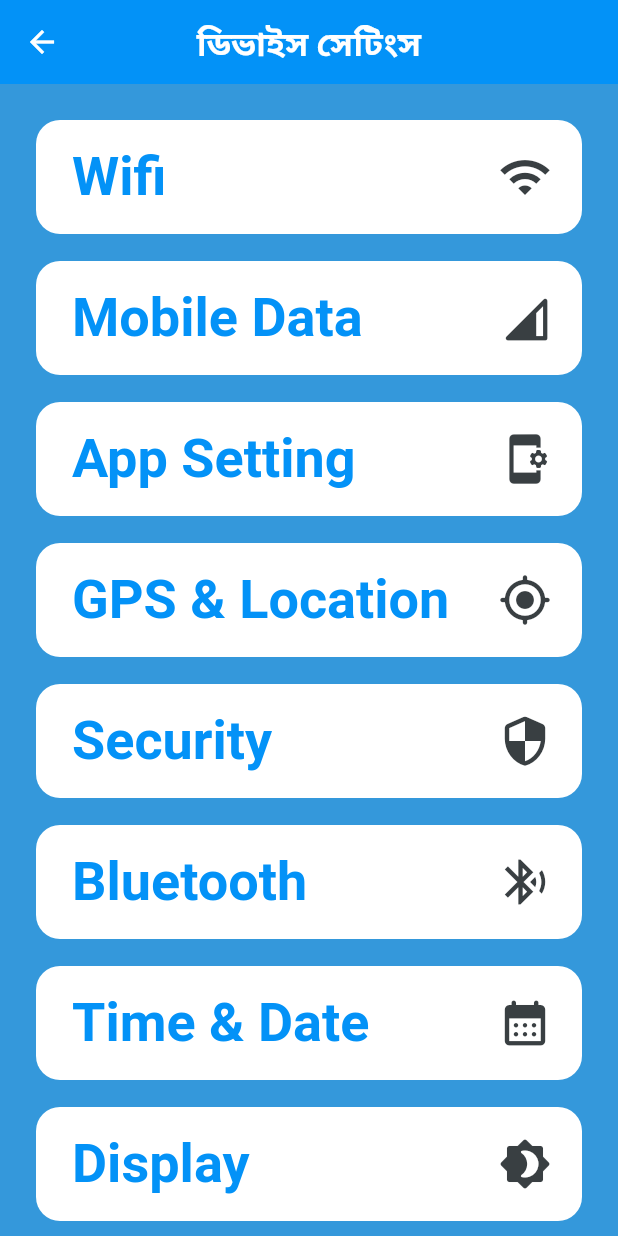
After one commit to sadik5397/hi_society_device, a Flutter app: the screen it shows after launch, after a tap on the "settings" icon, on a phone screen of 412 x 824 dp. The commit adds this screen. Run offline on Flutter 3.47's test engine with Material 2 defaults, Android fonts, the phone set to English and light mode, and no system bars; our stand-ins replace cached_network_image, dropdown_button2, firebase_core, firebase_messaging, flutter_image_compress, flutter_phoenix and 7 more; missing offline and left inert: app_settings, flutter_beep, flutter_ringtone_player, phone_number, qr_code_scanner, zego_uikit_prebuilt_call; accounts and stored records are empty; network calls fail.

Commit message:
Added as a default system App

```diff
--- a/lib/api/i18n.dart
+++ b/lib/api/i18n.dart
@@ -22,6 +22,7 @@ String i18n_utilityContacts(bool isBN) => isBN ? 'জরুরী কাজে
 String i18n_residents(bool isBN) => isBN ? 'বসবাসকারী' : 'Residents';
 String i18n_tapSwitchGuard(bool isBN) => isBN ? 'গার্ড প্রোফাইলে যেতে ক্লিক করুন' : 'Tap to switch Guard profile';
 String i18n_deActiveDevice(bool isBN) => isBN ? 'ডিএক্টিভেট ডিভাইস' : 'Deactivate Device';
+String i18n_systemSettings(bool isBN) => isBN ? 'ডিভাইস সেটিংস' : 'System Settings';
 String i18n_switchProfile(bool isBN) => isBN ? 'গার্ড প্রোফাইল পরিবর্তন করুন' : 'Switch Guard Profile';
 //endregion
 
--- a/lib/component/dialogue_box.dart
+++ b/lib/component/dialogue_box.dart
@@ -9,6 +9,7 @@ import 'package:hi_society_device/component/page_navigation.dart';
 import 'package:hi_society_device/component/snack_bar.dart';
 import 'package:hi_society_device/theme/placeholder.dart';
 import 'package:hi_society_device/views/home.dart';
+import 'package:hi_society_device/views/system/system_setting.dart';
 import 'package:http/http.dart' as http;
 import 'package:shared_preferences/shared_preferences.dart';
 import '../api/api.dart';
@@ -76,8 +77,6 @@ class _SwitchGuardUserState extends State<SwitchGuardUser> {
                 padding: EdgeInsets.symmetric(vertical: primaryPaddingValue * 2, horizontal: primaryPaddingValue * 2),
                 decoration: BoxDecoration(color: trueWhite, borderRadius: primaryBorderRadius * 2),
                 child: Column(mainAxisSize: MainAxisSize.min, crossAxisAlignment: CrossAxisAlignment.center, children: [
-                  // SelectableText(guardList.toString(), style: TextStyle(color: trueBlack)),
-                  // SelectableText(guardList.length.toString(), style: TextStyle(color: trueBlack)),
                   if (guardList.isNotEmpty)
                     Padding(
                         padding: EdgeInsets.only(bottom: primaryPaddingValue * 1.5),
@@ -143,7 +142,10 @@ class _SwitchGuardUserState extends State<SwitchGuardUser> {
                             Container(alignment: Alignment.center, width: MediaQuery.of(context).size.width / 2 - primaryPaddingValue * 8.4, height: 56, child: const Text("বাংলা", textAlign: TextAlign.center)),
                           ]))),
                   Padding(
-                      padding: EdgeInsets.fromLTRB(primaryPaddingValue * 2, primaryPaddingValue * 1.5, primaryPaddingValue * 2, primaryPaddingValue),
+                      padding: EdgeInsets.fromLTRB(primaryPaddingValue * 2, primaryPaddingValue * 1.5, primaryPaddingValue * 2, 0),
+                      child: primaryButton(icon: Icons.settings, primary: false, context: context, title: i18n_systemSettings(isBN), onTap: () => route(context, SystemSettings(isBN: isBN)))),
+                  Padding(
+                      padding: EdgeInsets.fromLTRB(primaryPaddingValue * 2, primaryPaddingValue, primaryPaddingValue * 2, primaryPaddingValue),
                       child: primaryButton(icon: Icons.lock_clock_rounded, primary: false, context: context, title: i18n_deActiveDevice(isBN), onTap: widget.onSignOut)),
                 ]))));
   }
--- /dev/null
+++ b/lib/component/system_setting_tile.dart
@@ -0,0 +1,22 @@
+import 'package:flutter/material.dart';
+import '../theme/border_radius.dart';
+import '../theme/colors.dart';
+import '../theme/padding_margin.dart';
+
+Padding systemSettingTile({required VoidCallback onTap, required BuildContext context, required String title, required IconData icon}) {
+  return Padding(
+      padding: EdgeInsets.only(bottom: primaryPaddingValue * 1.5),
+      child: Material(
+          borderRadius: primaryBorderRadius,
+          color: trueWhite,
+          child: InkWell(
+              borderRadius: primaryBorderRadius,
+              splashColor: trueBlack.withOpacity(.1),
+              onTap: onTap,
+              child: Container(
+                  padding: primaryPadding.copyWith(left: primaryPaddingValue * 2),
+                  child: Row(children: [
+                    Expanded(child: Text(title, style: Theme.of(context).textTheme.displaySmall?.copyWith(fontWeight: FontWeight.w600, color: primaryColor))),
+                    IconButton(icon: Icon(icon, size: 36), color: primaryTitleColor, onPressed: onTap)
+                  ])))));
+}
--- a/lib/main.dart
+++ b/lib/main.dart
@@ -13,7 +13,7 @@ import 'package:flutter/services.dart';
 
 Future<void> main() async {
   WidgetsFlutterBinding.ensureInitialized();
-  // SystemChrome.setEnabledSystemUIMode(SystemUiMode.leanBack);
+  SystemChrome.setEnabledSystemUIMode(SystemUiMode.leanBack);
   if (kDebugMode) print("---- HI SOCIETY | GUARD DEVICE ----");
 
   //Get Saved JWT AccessToken
@@ -90,9 +90,8 @@ class MyApp extends StatelessWidget {
                 centerTitle: true,
                 foregroundColor: trueWhite,
                 systemOverlayStyle: const SystemUiOverlayStyle(statusBarColor: Colors.transparent, statusBarIconBrightness: Brightness.light),
-            titleTextStyle: bold22White,
-          )),
-      home: accessToken.isEmpty ? const SignIn() : const Home(),
+                titleTextStyle: bold22White)),
+        home: accessToken.isEmpty ? const SignIn() : const Home()
         // home: const Call(),
         );
   }
--- a/lib/views/auth/sign_in.dart
+++ b/lib/views/auth/sign_in.dart
@@ -3,6 +3,7 @@ import 'dart:convert';
 import 'package:flutter/foundation.dart';
 import 'package:flutter/material.dart';
 import 'package:hi_society_device/api/i18n.dart';
+import 'package:hi_society_device/views/system/system_setting.dart';
 import 'package:http/http.dart' as http;
 import 'package:shared_preferences/shared_preferences.dart';
 
@@ -61,7 +62,7 @@ class _SignInState extends State<SignIn> {
     final pref = await SharedPreferences.getInstance();
     setState(() => isBN = pref.getBool("isBN") ?? true);
     setState(() => accessToken = pref.getString("accessToken") ?? "");
-    if(accessToken != "") routeNoBack(context, Home());
+    if (accessToken != "") routeNoBack(context, Home());
   }
 
 //Initiate
@@ -76,6 +77,10 @@ class _SignInState extends State<SignIn> {
     return WillPopScope(
         onWillPop: () async => false,
         child: Scaffold(
+            appBar: AppBar(
+                backgroundColor: Colors.transparent,
+                leading:
+                    IconButton(visualDensity: VisualDensity.comfortable, icon: Icon(Icons.settings), onPressed: () => route(context, SystemSettings(isBN: isBN)), tooltip: "System Settings", enableFeedback: true)),
             body: Center(
                 child: ListView(shrinkWrap: true, children: [
               Image.asset("assets/icon/icon_only.png", height: 200),
@@ -133,7 +138,6 @@ class _SignInState extends State<SignIn> {
                           showSnackBar(context: context, label: i18n_pleaseContact(isBN), seconds: 6);
                         })
                   ]))
-          ]),
-        )));
+            ]))));
   }
 }
--- /dev/null
+++ b/lib/views/system/system_setting.dart
@@ -0,0 +1,39 @@
+import 'package:flutter/material.dart';
+import 'package:hi_society_device/component/system_setting_tile.dart';
+import 'package:hi_society_device/theme/padding_margin.dart';
+import '../../api/i18n.dart';
+import '../../component/app_bar.dart';
+import 'package:app_settings/app_settings.dart';
+
+class SystemSettings extends StatefulWidget {
+  const SystemSettings({Key? key, required this.isBN}) : super(key: key);
+  final bool isBN;
+
+  @override
+  State<SystemSettings> createState() => _SystemSettingsState();
+}
+
+class _SystemSettingsState extends State<SystemSettings> {
+  @override
+  Widget build(BuildContext context) {
+    return SafeArea(
+      child: Scaffold(
+          appBar: primaryAppBar(context: context, title: i18n_systemSettings(widget.isBN)),
+          body: ListView(padding: primaryPadding * 2, children: [
+            systemSettingTile(context: context, title: "Wifi", icon: Icons.wifi, onTap: () => AppSettings.openWIFISettings()),
+            systemSettingTile(context: context, title: "Mobile Data", icon: Icons.network_cell_rounded, onTap: () => AppSettings.openDataRoamingSettings()),
+            systemSettingTile(context: context, title: "App Setting", icon: Icons.app_settings_alt_rounded, onTap: () => AppSettings.openAppSettings()),
+            systemSettingTile(context: context, title: "GPS & Location", icon: Icons.gps_fixed_rounded, onTap: () => AppSettings.openLocationSettings()),
+            systemSettingTile(context: context, title: "Security", icon: Icons.security_rounded, onTap: () => AppSettings.openSecuritySettings()),
+            systemSettingTile(context: context, title: "Bluetooth", icon: Icons.bluetooth_audio, onTap: () => AppSettings.openBluetoothSettings()),
+            systemSettingTile(context: context, title: "Time & Date", icon: Icons.calendar_month_rounded, onTap: () => AppSettings.openDateSettings()),
+            systemSettingTile(context: context, title: "Display", icon: Icons.brightness_4_rounded, onTap: () => AppSettings.openDisplaySettings()),
+            systemSettingTile(context: context, title: "Sound & Volume", icon: Icons.volume_up_rounded, onTap: () => AppSettings.openSoundSettings()),
+            systemSettingTile(context: context, title: "Notification", icon: Icons.notifications_active_rounded, onTap: () => AppSettings.openNotificationSettings()),
+            systemSettingTile(context: context, title: "Device Storage", icon: Icons.storage_rounded, onTap: () => AppSettings.openInternalStorageSettings()),
+            systemSettingTile(context: context, title: "Battery", icon: Icons.battery_6_bar_rounded, onTap: () => AppSettings.openBatteryOptimizationSettings()),
+            systemSettingTile(context: context, title: "Mobile Data APN", icon: Icons.lte_plus_mobiledata, onTap: () => AppSettings.openAPNSettings())
+          ])),
+    );
+  }
+}
--- a/pubspec.yaml
+++ b/pubspec.yaml
@@ -56,6 +56,7 @@ dependencies:
   permission_handler: ^10.2.0
   text_scroll: ^0.1.2
   quickalert:
+  app_settings: ^4.2.0
 
 dev_dependencies:
   flutter_launcher_icons:
```
Also changed, not shown: pubspec.lock, 1 other file. Lines whose indentation alone changed are shown as unchanged.
